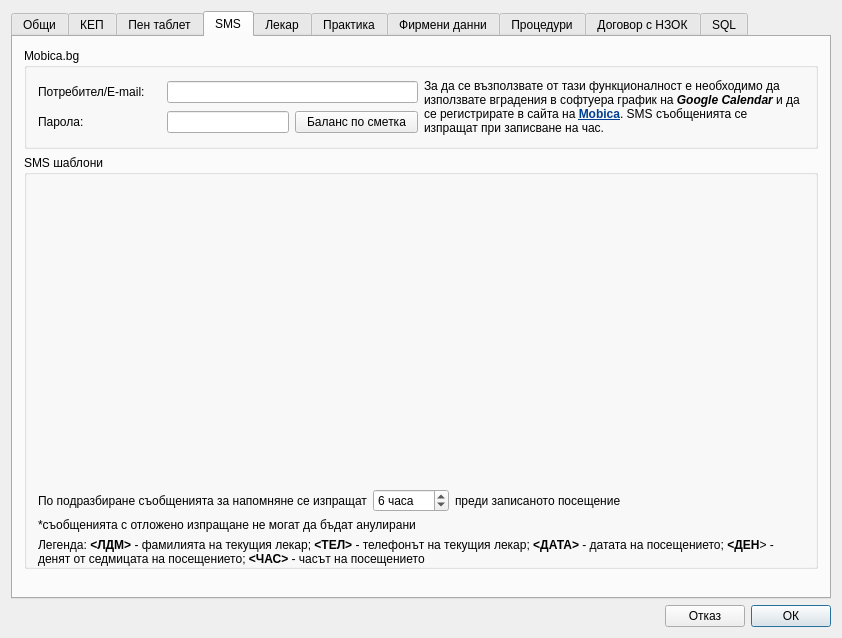
Old version of the form src/View/Widgets/SettingsDialog.ui in the repository thefinalcutbg/DinoDent.
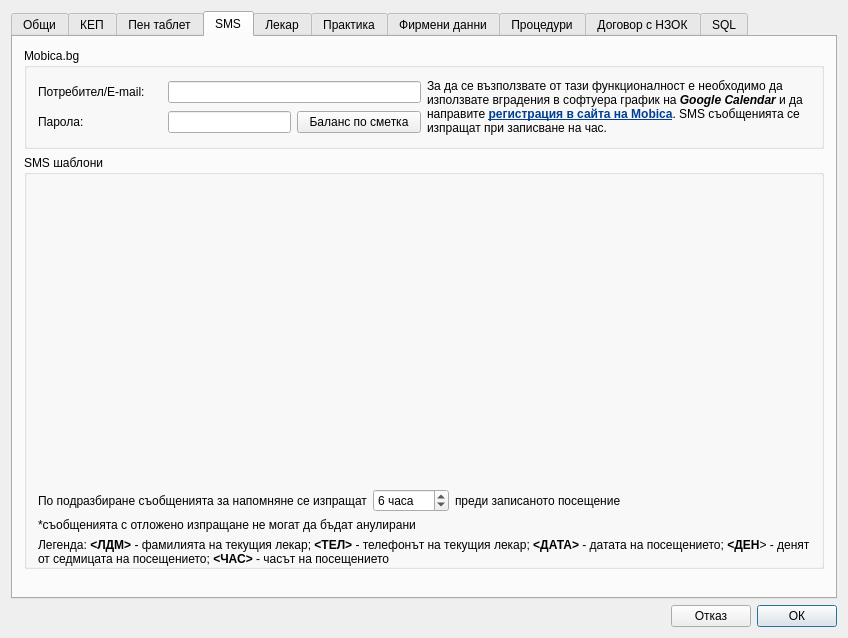
New version of the form. Custom widgets are drawn as their Qt base class.

Commit message: Calendar Event return result fixed

```diff
--- a/src/View/Widgets/SettingsDialog.ui
+++ b/src/View/Widgets/SettingsDialog.ui
@@ -6,7 +6,7 @@
    <rect>
     <x>0</x>
     <y>0</y>
-    <width>842</width>
+    <width>848</width>
     <height>638</height>
    </rect>
   </property>
@@ -595,7 +595,7 @@
           <item>
            <widget class="QLabel" name="label_41">
             <property name="text">
-             <string>&lt;html&gt;&lt;head/&gt;&lt;body&gt;&lt;p&gt;За да се възползвате от тази функционалност е необходимо да използвате вградения в софтуера график на &lt;span style=&quot; font-weight:700; font-style:italic;&quot;&gt;Google Calendar&lt;/span&gt; и да се регистрирате в сайта на &lt;a href=&quot;https://user.mobica.bg/register?i18n=bg&quot;&gt;&lt;span style=&quot; font-weight:700; text-decoration: underline; color:#003e92;&quot;&gt;Mobica&lt;/span&gt;&lt;/a&gt;. SMS съобщенията се изпращат при записване на час.&lt;/p&gt;&lt;/body&gt;&lt;/html&gt;</string>
+             <string>&lt;html&gt;&lt;head/&gt;&lt;body&gt;&lt;p&gt;За да се възползвате от тази функционалност е необходимо да използвате вградения в софтуера график на &lt;span style=&quot; font-weight:700; font-style:italic;&quot;&gt;Google Calendar&lt;/span&gt; и да направите &lt;a href=&quot;https://user.mobica.bg/register?i18n=bg&quot;&gt;&lt;span style=&quot; font-weight:700; text-decoration: underline; color:#003e92;&quot;&gt;регистрация в сайта на Mobica&lt;/span&gt;&lt;/a&gt;. SMS съобщенията се изпращат при записване на час.&lt;/p&gt;&lt;/body&gt;&lt;/html&gt;</string>
             </property>
             <property name="alignment">
              <set>Qt::AlignmentFlag::AlignLeading|Qt::AlignmentFlag::AlignLeft|Qt::AlignmentFlag::AlignVCenter</set>
```
The commit also changes 4 other files.
